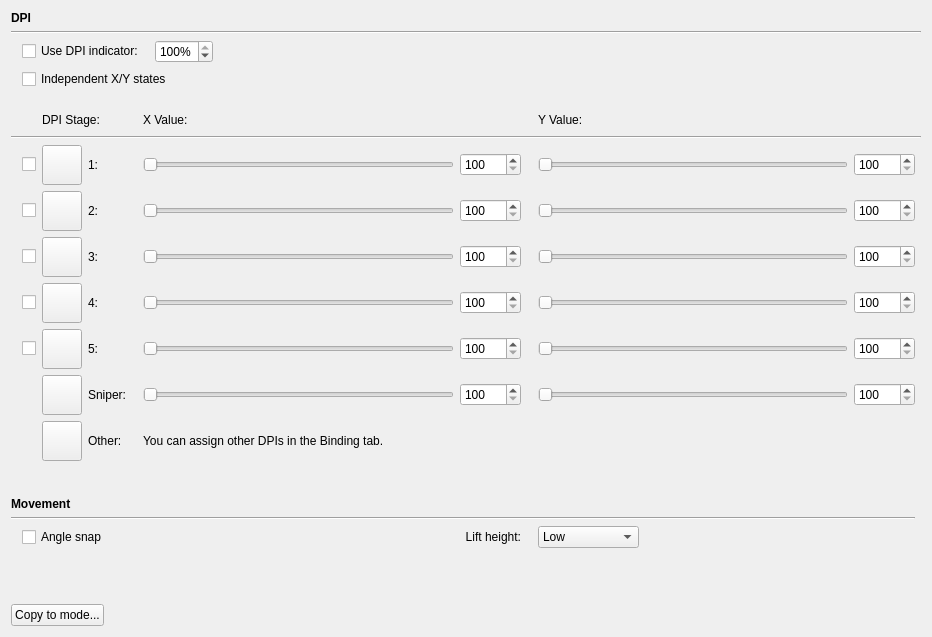
First picture: the form in src/gui/mperfwidget.ui, repository ckb-next/ckb-next, before the edit.
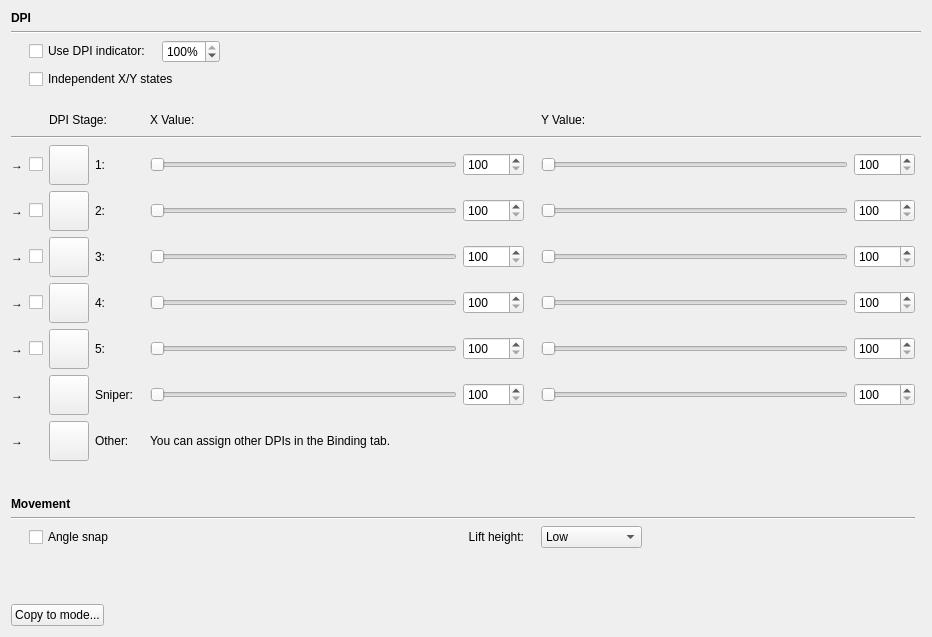
Second picture: the form after the edit. Custom widgets are drawn as their Qt base class.

Commit message: Add GUI DPI indicator

The edit to the form file:
```diff
--- a/src/gui/mperfwidget.ui
+++ b/src/gui/mperfwidget.ui
@@ -1000,6 +1000,55 @@
        </property>
       </widget>
      </item>
+     <item row="6" column="0">
+      <widget class="QLabel" name="iLabel1">
+       <property name="text">
+        <string>→</string>
+       </property>
+      </widget>
+     </item>
+     <item row="7" column="0">
+      <widget class="QLabel" name="iLabel2">
+       <property name="text">
+        <string>→</string>
+       </property>
+      </widget>
+     </item>
+     <item row="8" column="0">
+      <widget class="QLabel" name="iLabel3">
+       <property name="text">
+        <string>→</string>
+       </property>
+      </widget>
+     </item>
+     <item row="9" column="0">
+      <widget class="QLabel" name="iLabel4">
+       <property name="text">
+        <string>→</string>
+       </property>
+      </widget>
+     </item>
+     <item row="10" column="0">
+      <widget class="QLabel" name="iLabel5">
+       <property name="text">
+        <string>→</string>
+       </property>
+      </widget>
+     </item>
+     <item row="11" column="0">
+      <widget class="QLabel" name="iLabel0">
+       <property name="text">
+        <string>→</string>
+       </property>
+      </widget>
+     </item>
+     <item row="12" column="0">
+      <widget class="QLabel" name="iLabelO">
+       <property name="text">
+        <string>→</string>
+       </property>
+      </widget>
+     </item>
     </layout>
    </item>
    <item>
```
The commit also changes 5 other files.
